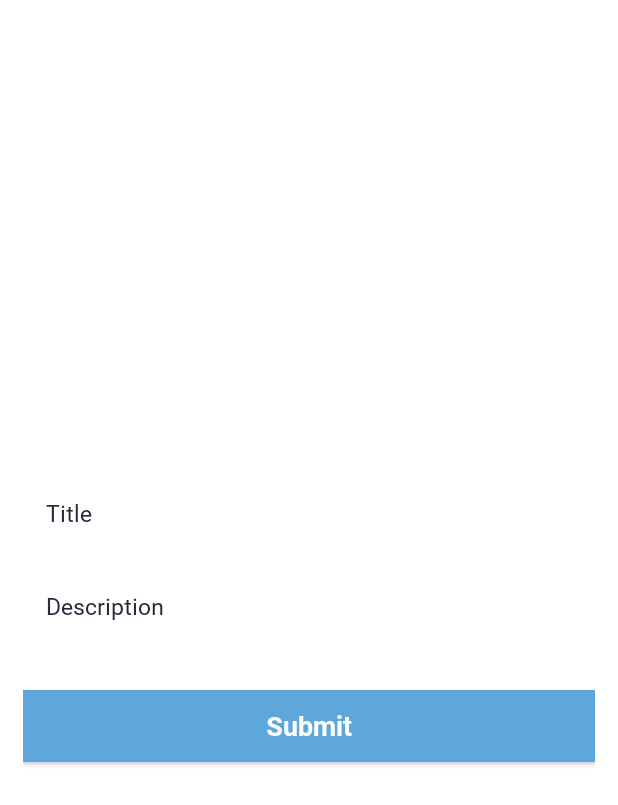
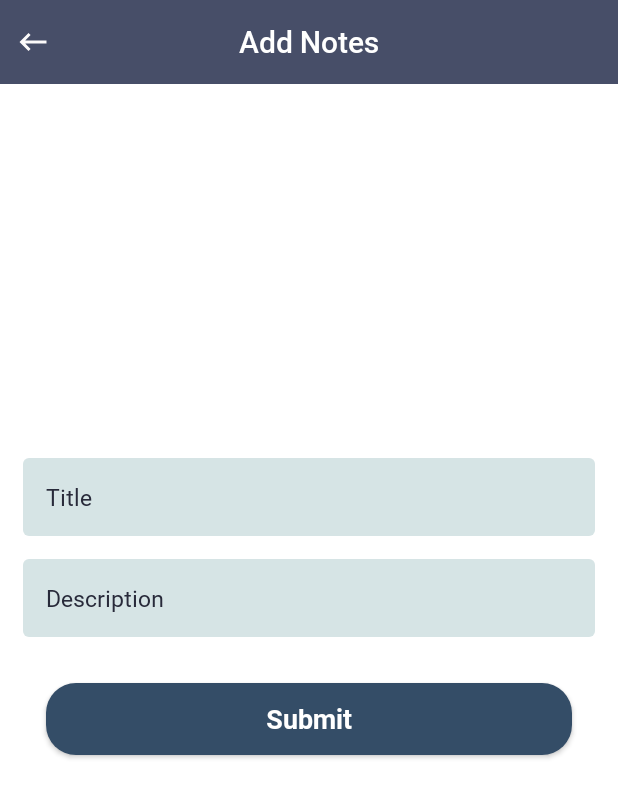
Before and after one commit to nikhilsingh1125/WsCube_fire_store, an Android app: the NotesAddActivity screen opened directly, with no data from a screen before it, on a phone screen of 412 x 824 dp. Shown: the top 805 px of the screen. Run offline under Robolectric (Android 15) with nearby library versions, the phone set to English and light mode, and no system bars; our stand-ins replace Firebase (no records; nobody signed in at launch, a user with empty details on screens opened directly); 6 statements that could not run were skipped.

Commit message:
second commit

```diff
--- a/app/src/main/java/com/wscube_fire_store/NotesAddActivity.kt
+++ b/app/src/main/java/com/wscube_fire_store/NotesAddActivity.kt
@@ -4,7 +4,10 @@ import android.content.Intent
 import androidx.appcompat.app.AppCompatActivity
 import android.os.Bundle
 import android.text.Editable
+import android.view.View
 import android.widget.EditText
+import android.widget.ImageView
+import android.widget.TextView
 import android.widget.Toast
 import androidx.appcompat.widget.AppCompatButton
 import com.google.firebase.firestore.FirebaseFirestore
@@ -36,6 +39,15 @@ class NotesAddActivity : AppCompatActivity() {
 
          title = findViewById<EditText>(R.id.edtTitle)
          context = findViewById<EditText>(R.id.edtDece)
+
+        val back = findViewById<ImageView>(R.id.actbar_back)
+        back.visibility = View.VISIBLE
+        val act_title = findViewById<TextView>(R.id.actbar_title)
+        act_title.text = "Add Notes"
+
+        back.setOnClickListener {
+            onBackPressed()
+        }
 
 
         if (edit.equals("Y"))
--- /dev/null
+++ b/app/src/main/res/drawable/btn_bg.xml
@@ -0,0 +1,10 @@
+<?xml version="1.0" encoding="utf-8"?>
+<selector xmlns:android="http://schemas.android.com/apk/res/android">
+
+    <item>
+        <shape android:shape="rectangle">
+            <solid android:color="#344D67"/>
+            <corners android:radius="20dp"/>
+        </shape>
+    </item>
+</selector>
--- /dev/null
+++ b/app/src/main/res/drawable/edt_bg.xml
@@ -0,0 +1,10 @@
+<?xml version="1.0" encoding="utf-8"?>
+<selector xmlns:android="http://schemas.android.com/apk/res/android">
+
+    <item>
+        <shape android:shape="rectangle">
+            <solid android:color="#D6E4E5"/>
+            <corners android:radius="4dp"/>
+        </shape>
+    </item>
+</selector>
--- /dev/null
+++ b/app/src/main/res/drawable/ic_baseline_keyboard_backspace_24.xml
@@ -0,0 +1,5 @@
+<vector android:height="24dp" android:tint="#FCFAFA"
+    android:viewportHeight="24" android:viewportWidth="24"
+    android:width="24dp" xmlns:android="http://schemas.android.com/apk/res/android">
+    <path android:fillColor="@android:color/white" android:pathData="M21,11H6.83l3.58,-3.59L9,6l-6,6 6,6 1.41,-1.41L6.83,13H21z"/>
+</vector>
--- a/app/src/main/res/layout/activity_notes_add.xml
+++ b/app/src/main/res/layout/activity_notes_add.xml
@@ -1,55 +1,62 @@
 <?xml version="1.0" encoding="utf-8"?>
-<LinearLayout xmlns:android="http://schemas.android.com/apk/res/android"
+<RelativeLayout xmlns:android="http://schemas.android.com/apk/res/android"
     xmlns:app="http://schemas.android.com/apk/res-auto"
     xmlns:tools="http://schemas.android.com/tools"
     android:layout_width="match_parent"
     android:layout_height="match_parent"
-    tools:context=".NotesAddActivity"
     android:orientation="vertical"
-    android:gravity="center"
+    tools:context=".NotesAddActivity">
+
+    <include layout="@layout/header_layout" />
+
+
+    <LinearLayout
+        android:layout_width="match_parent"
+        android:layout_height="wrap_content"
+        android:layout_centerInParent="true"
+        android:orientation="vertical"
         android:padding="15dp">
-
 
         <EditText
             android:id="@+id/edtTitle"
-        android:padding="15dp"
             android:layout_width="match_parent"
             android:layout_height="wrap_content"
+            android:background="@drawable/edt_bg"
+            android:fontFamily="@font/roboto_regular"
             android:hint="Title"
             android:inputType="text"
-        android:textSize="15sp"
+            android:padding="15dp"
             android:textColor="#282A3A"
             android:textColorHint="#282A3A"
-        android:background="@null"
-        android:fontFamily="@font/roboto_regular"
-        />
+            android:textSize="15sp" />
 
         <EditText
+            android:background="@drawable/edt_bg"
             android:id="@+id/edtDece"
+            android:layout_width="match_parent"
+            android:layout_height="wrap_content"
+            android:layout_marginTop="15dp"
+            android:fontFamily="@font/roboto_regular"
+            android:hint="Description"
             android:inputType="text"
+            android:padding="15dp"
             android:textColor="#282A3A"
             android:textColorHint="#282A3A"
-        android:layout_marginTop="10dp"
-        android:padding="15dp"
+            android:textSize="15sp"
+            android:layout_marginBottom="15dp"/>
+
+        <androidx.appcompat.widget.AppCompatButton
+            android:layout_margin="15dp"
+            android:id="@+id/btnSubmit"
             android:layout_width="match_parent"
             android:layout_height="wrap_content"
-        android:hint="Description"
-        android:background="@null"
-        android:textSize="15sp"
-        android:fontFamily="@font/roboto_regular"
-        />
-
-    <androidx.appcompat.widget.AppCompatButton
-        android:id="@+id/btnSubmit"
-        android:background="#5DA7DB"
-        android:layout_marginTop="30dp"
-        android:layout_width="match_parent"
-        android:layout_height="wrap_content"
+            android:background="@drawable/btn_bg"
+            android:fontFamily="@font/roboto_bold"
             android:text="Submit"
+            android:textAllCaps="false"
             android:textColor="@color/white"
-        android:textAllCaps="false"
-        android:fontFamily="@font/roboto_bold"
-        android:textSize="18sp"/>
-
+            android:textSize="18sp" />
 
     </LinearLayout>
+
+</RelativeLayout>
--- a/app/src/main/res/layout/header_layout.xml
+++ b/app/src/main/res/layout/header_layout.xml
@@ -5,7 +5,18 @@
     android:minHeight="?attr/actionBarSize"
     android:background="#474E68">
 
+
+    <ImageView
+        android:visibility="gone"
+        android:id="@+id/actbar_back"
+        android:padding="10dp"
+        android:layout_width="wrap_content"
+        android:layout_height="wrap_content"
+        android:src="@drawable/ic_baseline_keyboard_backspace_24"
+        android:layout_centerVertical="true"/>
+
     <TextView
+        android:id="@+id/actbar_title"
         android:layout_width="wrap_content"
         android:layout_height="wrap_content"
         android:text="Notes"
```
Lines whose indentation alone changed are shown as unchanged.
